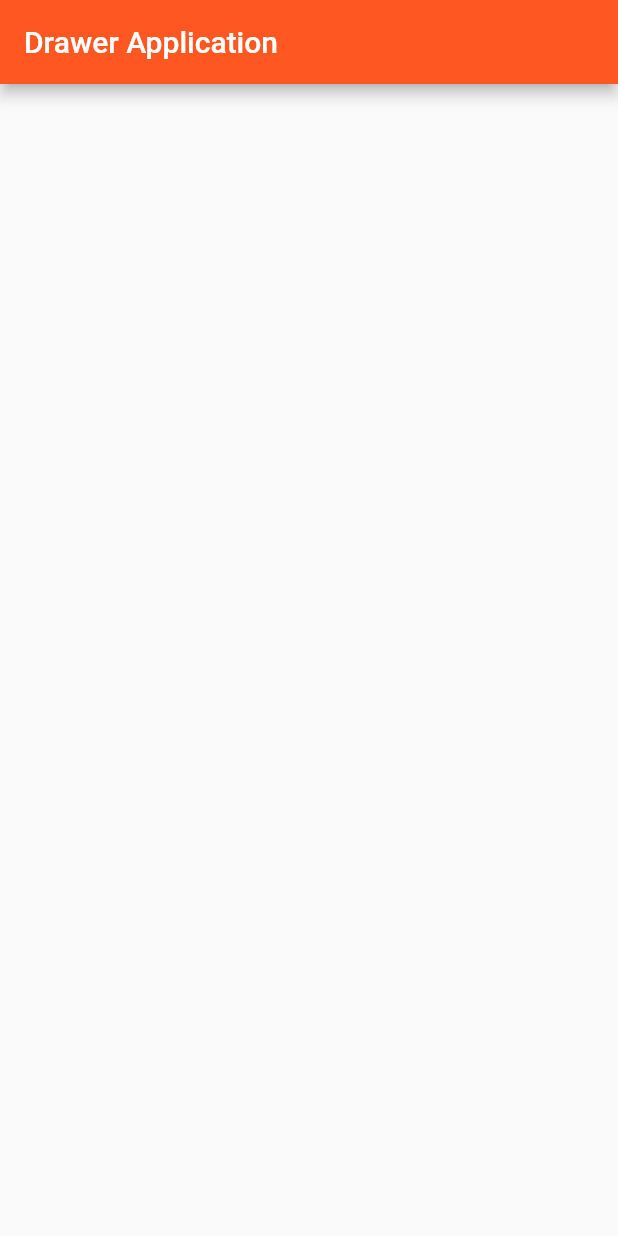
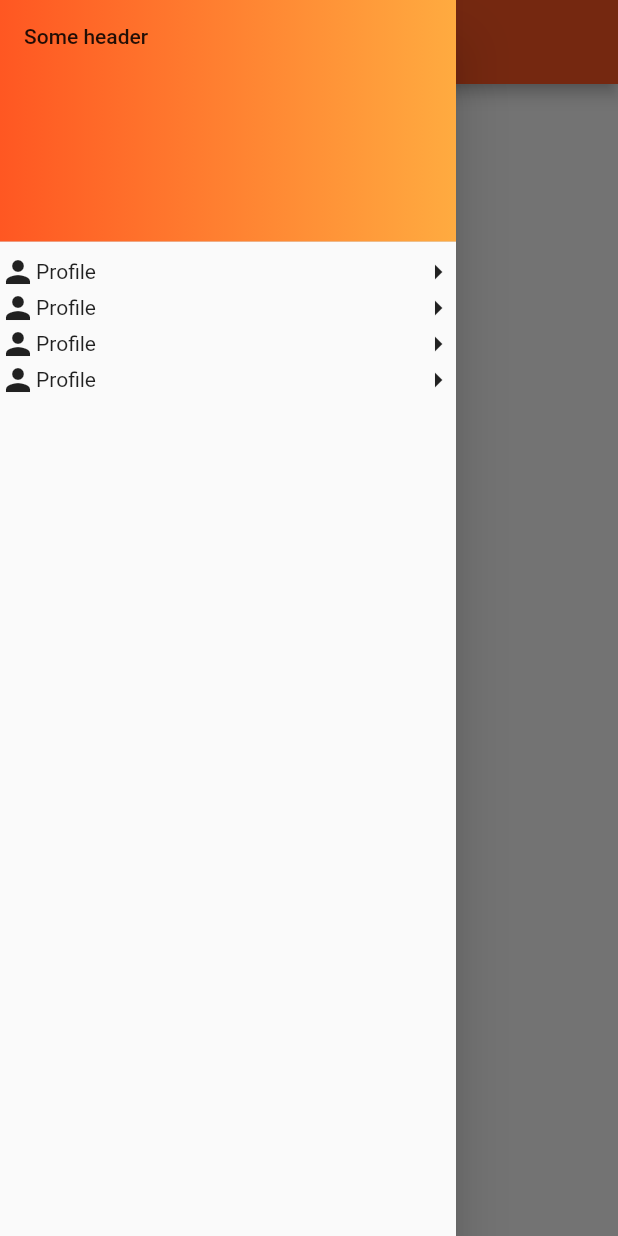
Before and after one commit to junaidcs/drawer, a Flutter app: the screen it shows after launch, with the side drawer open (before the commit the screen has no drawer), on a phone screen of 412 x 824 dp. Run offline on Flutter 3.47's test engine with Material 2 defaults, Android fonts, the phone set to English and light mode, and no system bars.

```diff
--- a/lib/main.dart
+++ b/lib/main.dart
@@ -11,8 +11,46 @@ class DrawerApp extends StatelessWidget {
           title: Text('Drawer Application'),
           backgroundColor: Colors.deepOrange,
         ),
-
+        drawer: Drawer(
+          child: ListView(
+            children: [
+              DrawerHeader(
+                decoration: BoxDecoration(
+                  gradient: LinearGradient(
+                    colors: <Color>[Colors.deepOrange, Colors.orangeAccent],
+                  ),
+                ),
+                child: Text('Some header'),
+              ),
+              CustomDrawerTile(),
+              CustomDrawerTile(),
+              CustomDrawerTile(),
+              CustomDrawerTile(),
+            ],
+          ),
+        ),
       ),
     );
   }
 }
+
+class CustomDrawerTile extends StatelessWidget {
+  @override
+  Widget build(BuildContext context) {
+    return InkWell(
+      onTap: () => {},
+      child: Row(
+        mainAxisAlignment: MainAxisAlignment.spaceBetween,
+        children: <Widget>[
+          Row(
+            children: <Widget>[
+              Icon(Icons.person),
+              Text('Profile'),
+            ],
+          ),
+          Icon(Icons.arrow_right),
+        ],
+      ),
+    );
+  }
+}
```
